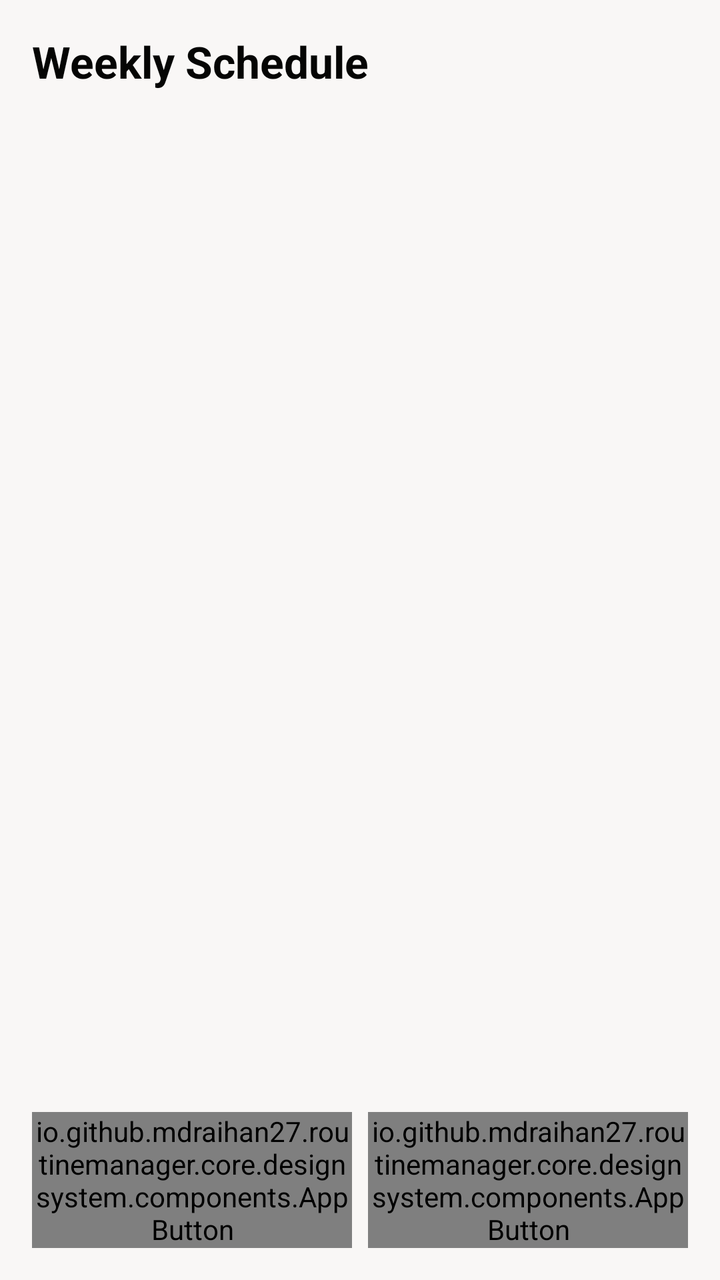
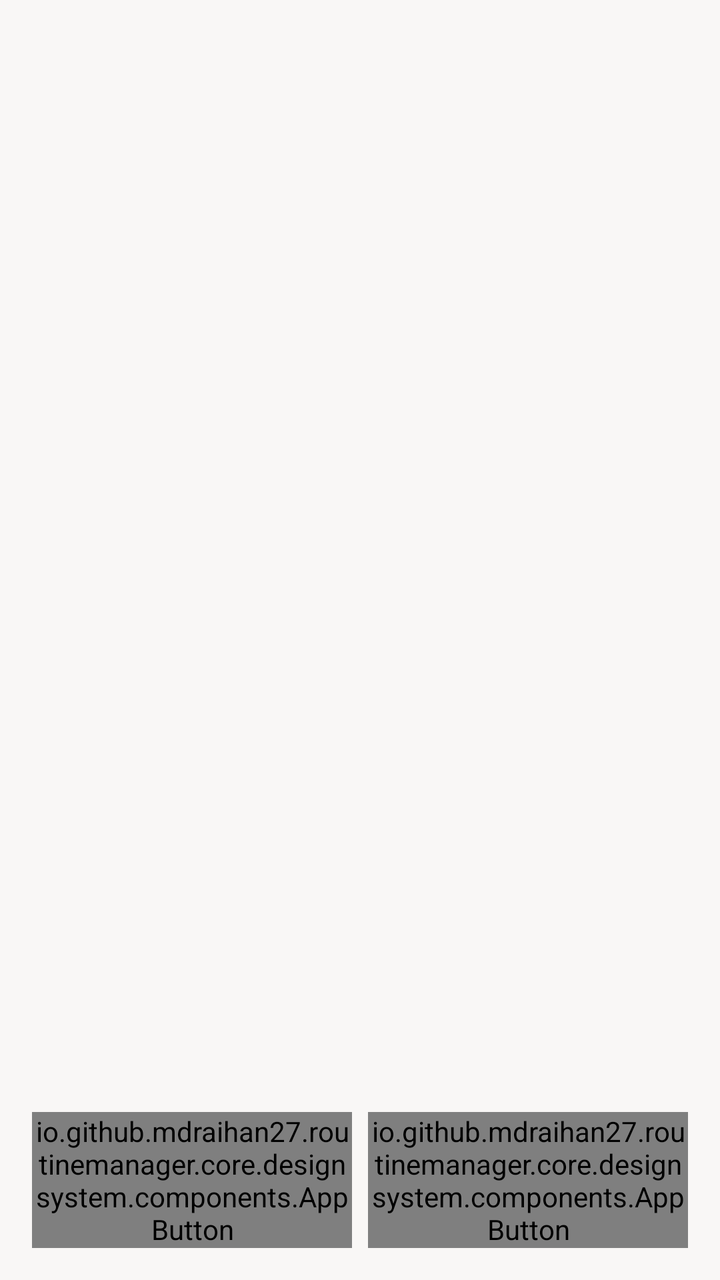

Screens rendered from an Android XML layout before and after an edit, with the pre-edit source and the edit as a unified diff.
<!-- AndroidManifest.xml: application theme Theme.RoutineManager -->
<!-- res/layout/layout_wizard_step_schedule.xml -->
<?xml version="1.0" encoding="utf-8"?>
<LinearLayout xmlns:android="http://schemas.android.com/apk/res/android"
    android:layout_width="match_parent"
    android:layout_height="match_parent"
    android:background="@color/background"
    android:orientation="vertical"
    android:padding="@dimen/spacing_medium">

    <TextView
        android:layout_width="wrap_content"
        android:layout_height="wrap_content"
        android:text="@string/title_step_schedule"
        android:textAppearance="@style/TextAppearance.App.Primary.Title" />

    <HorizontalScrollView
        android:layout_width="match_parent"
        android:layout_height="wrap_content"
        android:layout_marginTop="@dimen/spacing_medium"
        android:scrollbars="none">

        <LinearLayout
            android:id="@+id/dayChipsContainer"
            android:layout_width="wrap_content"
            android:layout_height="wrap_content"
            android:orientation="horizontal" />
    </HorizontalScrollView>

    <TextView
        android:id="@+id/tvHolidayNotice"
        android:layout_width="match_parent"
        android:layout_height="wrap_content"
        android:layout_marginTop="@dimen/spacing_small"
        android:padding="@dimen/spacing_small"
        android:text="@string/label_holiday_today"
        android:textAppearance="@style/TextAppearance.App.Secondary.Caption"
        android:visibility="gone" />

    <androidx.recyclerview.widget.RecyclerView
        android:id="@+id/rvDayClasses"
        android:layout_width="match_parent"
        android:layout_height="0dp"
        android:layout_marginTop="@dimen/spacing_small"
        android:layout_weight="1"
        android:clipToPadding="false" />

    <LinearLayout
        android:layout_width="match_parent"
        android:layout_height="wrap_content"
        android:layout_marginTop="@dimen/spacing_medium"
        android:orientation="horizontal">

        <io.github.mdraihan27.routinemanager.core.designsystem.components.AppButton
            android:id="@+id/btnAddClassToDay"
            android:layout_width="0dp"
            android:layout_height="wrap_content"
            android:layout_weight="1"
            android:layout_marginEnd="@dimen/spacing_small"
            android:text="@string/title_add_class" />

        <io.github.mdraihan27.routinemanager.core.designsystem.components.AppButton
            android:id="@+id/btnDoneWizard"
            android:layout_width="0dp"
            android:layout_height="wrap_content"
            android:layout_weight="1"
            android:text="@string/action_done" />
    </LinearLayout>
</LinearLayout>
<!-- resources referenced by this layout -->
<resources>
  <color name="background">@color/palette_cream</color>
  <dimen name="spacing_medium">16dp</dimen>
  <dimen name="spacing_small">8dp</dimen>
  <string name="action_done">Done</string>
  <string name="label_holiday_today">Today is a weekly holiday</string>
  <string name="title_add_class">Add Class</string>
  <string name="title_step_schedule">Weekly Schedule</string>
  <style name="TextAppearance.App.Primary.Title" parent="TextAppearance.Material3.TitleLarge">
          <item name="android:textSize">@dimen/text_size_title</item>
          <item name="android:textColor">@color/text_on_surface</item>
          <item name="android:textStyle">bold</item>
      </style>
  <style name="TextAppearance.App.Secondary.Caption" parent="TextAppearance.Material3.BodySmall">
          <item name="android:textSize">@dimen/text_size_caption</item>
          <item name="android:textColor">@color/text_muted</item>
          <item name="android:textStyle">normal</item>
      </style>
  <color name="palette_cream">#F9F7F6</color>
  <dimen name="text_size_title">22sp</dimen>
  <color name="text_on_surface">@color/palette_ink</color>
  <dimen name="text_size_caption">11sp</dimen>
  <color name="text_muted">@color/palette_muted_text</color>
  <color name="button_background">@color/palette_ink</color>
  <color name="on_button">@color/palette_cream</color>
  <color name="shadow">@color/palette_shadow</color>
  <style name="Widget.App.Dialog" parent="ThemeOverlay.Material3.MaterialAlertDialog">
          <item name="shapeAppearance">@style/ShapeAppearance.App.LargeComponent</item>
          <item name="colorSurface">@color/background</item>
          <item name="elevation">@dimen/elevation_high</item>
          <item name="android:outlineAmbientShadowColor">@color/shadow</item>
          <item name="android:outlineSpotShadowColor">@color/shadow</item>
      </style>
  <style name="Widget.App.BottomSheet" parent="Widget.Material3.BottomSheet.Modal">
          <item name="shapeAppearance">@style/ShapeAppearance.App.ExtraLargeComponent</item>
          <item name="backgroundTint">@color/background</item>
          <item name="elevation">@dimen/elevation_high</item>
          <item name="android:outlineAmbientShadowColor">@color/shadow</item>
          <item name="android:outlineSpotShadowColor">@color/shadow</item>
      </style>
  <color name="palette_ink">#050504</color>
  <color name="palette_muted_text">#787571</color>
  <color name="palette_shadow">#1A000000</color>
  <style name="ShapeAppearance.App.MediumComponent" parent="ShapeAppearance.Material3.MediumComponent">
          <item name="cornerSize">@dimen/corner_medium</item>
          <item name="cornerFamily">rounded</item>
      </style>
  <dimen name="elevation_low">2dp</dimen>
  <dimen name="button_height">52dp</dimen>
  <color name="surface_card">@color/palette_white</color>
  <style name="ShapeAppearance.App.LargeComponent" parent="ShapeAppearance.Material3.LargeComponent">
          <item name="cornerSize">@dimen/corner_large</item>
          <item name="cornerFamily">rounded</item>
      </style>
  <dimen name="elevation_medium">4dp</dimen>
  <color name="surface_muted">@color/palette_muted_surface</color>
  <dimen name="elevation_high">6dp</dimen>
  <style name="ShapeAppearance.App.ExtraLargeComponent" parent="ShapeAppearance.Material3.LargeComponent">
          <item name="cornerSize">@dimen/corner_extra_large</item>
          <item name="cornerFamily">rounded</item>
      </style>
  <dimen name="corner_medium">16dp</dimen>
  <color name="palette_white">#FFFFFF</color>
  <dimen name="corner_large">24dp</dimen>
  <color name="palette_muted_surface">#EFECE8</color>
  <dimen name="corner_extra_large">32dp</dimen>
  <!-- unchanged entries left out for length: 4 -->
</resources>

<!-- the commit's change to res/layout/layout_wizard_step_schedule.xml (unified diff, before → after) -->
@@ -6,11 +6,7 @@
     android:orientation="vertical"
     android:padding="@dimen/spacing_medium">
 
-    <TextView
-        android:layout_width="wrap_content"
-        android:layout_height="wrap_content"
-        android:text="@string/title_step_schedule"
-        android:textAppearance="@style/TextAppearance.App.Primary.Title" />
+
 
     <HorizontalScrollView
         android:layout_width="match_parent"
<!-- resource entries referenced after the edit -->
@@ -6,19 +6,12 @@
   <string name="action_done">Done</string>
   <string name="label_holiday_today">Today is a weekly holiday</string>
   <string name="title_add_class">Add Class</string>
-  <string name="title_step_schedule">Weekly Schedule</string>
-  <style name="TextAppearance.App.Primary.Title" parent="TextAppearance.Material3.TitleLarge">
-          <item name="android:textSize">@dimen/text_size_title</item>
-          <item name="android:textColor">@color/text_on_surface</item>
-          <item name="android:textStyle">bold</item>
-      </style>
   <style name="TextAppearance.App.Secondary.Caption" parent="TextAppearance.Material3.BodySmall">
           <item name="android:textSize">@dimen/text_size_caption</item>
           <item name="android:textColor">@color/text_muted</item>
           <item name="android:textStyle">normal</item>
       </style>
   <color name="palette_cream">#F9F7F6</color>
-  <dimen name="text_size_title">22sp</dimen>
   <color name="text_on_surface">@color/palette_ink</color>
   <dimen name="text_size_caption">11sp</dimen>
   <color name="text_muted">@color/palette_muted_text</color>
